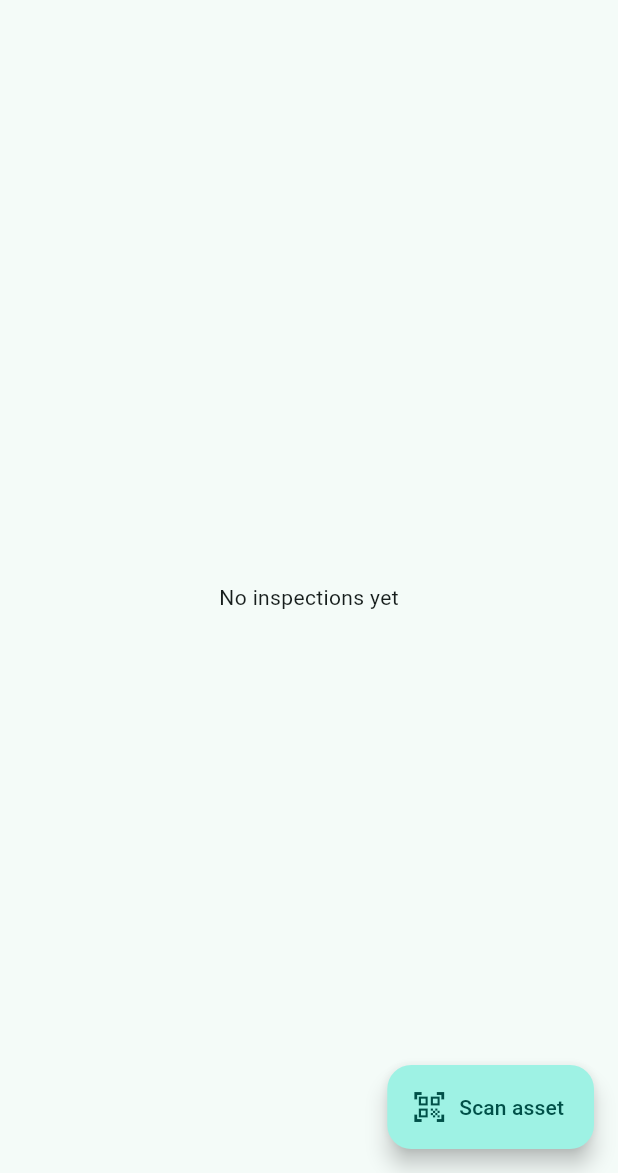
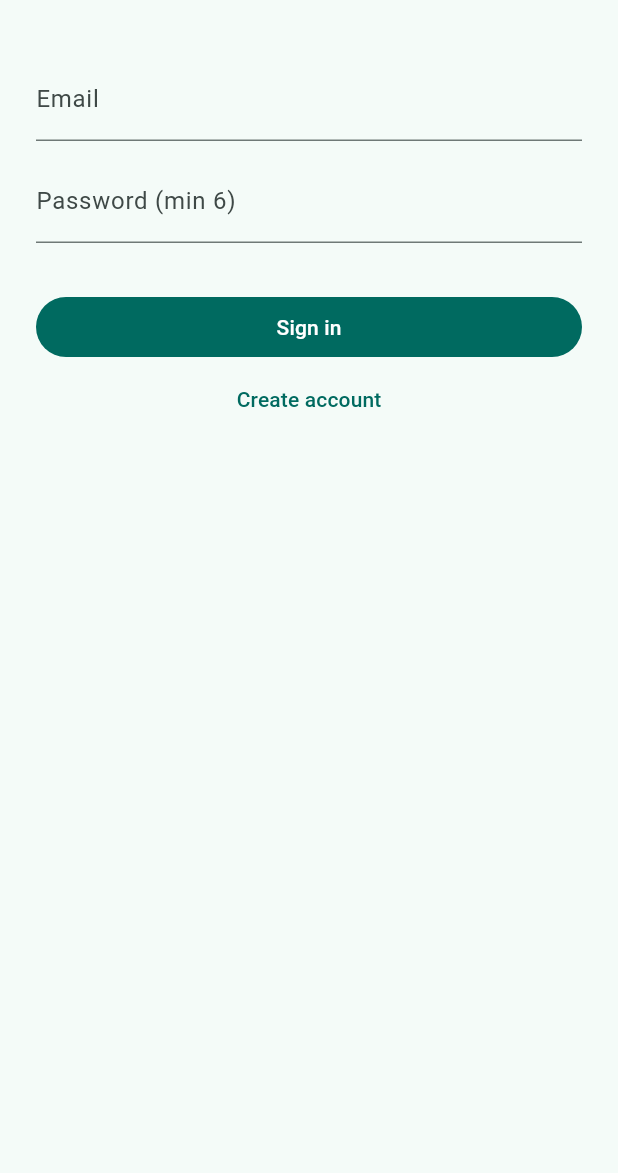
Before and after one commit to abir739/fieldpilot, a Flutter app: the screen it shows after launch, on a phone screen of 412 x 824 dp, the part 63-1236 px from its top. Run offline on Flutter 3.47's test engine with Material 3 defaults, Android fonts, the phone set to English and light mode, and no system bars; our stand-ins replace drift, drift_flutter, flutter_riverpod, image_picker, supabase_flutter; missing offline and left inert: mobile_scanner; accounts and stored records are empty; generated files the repository leaves out were written again.

Commit message:
feat: email login with Supabase Auth and auth gate

```diff
--- /dev/null
+++ b/lib/data/remote/auth_repository.dart
@@ -0,0 +1,34 @@
+import 'package:flutter_riverpod/flutter_riverpod.dart';
+import 'package:supabase_flutter/supabase_flutter.dart';
+
+/// Sign in, sign up and sign out with email + password (Supabase Auth).
+/// The session is saved on the phone, so after one login the app works offline.
+class AuthRepository {
+  AuthRepository(this._auth);
+
+  final GoTrueClient _auth;
+
+  Future<void> signIn(String email, String password) =>
+      _auth.signInWithPassword(email: email, password: password);
+
+  /// Creates an account. Returns false when Supabase is waiting for the user
+  /// to click the link in a confirmation email (no session yet).
+  Future<bool> signUp(String email, String password) async {
+    final response = await _auth.signUp(email: email, password: password);
+    return response.session != null;
+  }
+
+  Future<void> signOut() => _auth.signOut();
+
+  /// true when someone is signed in. Emits again on every login / logout.
+  Stream<bool> watchSignedIn() =>
+      _auth.onAuthStateChange.map((state) => state.session != null);
+}
+
+final authRepositoryProvider = Provider<AuthRepository>(
+  (ref) => AuthRepository(Supabase.instance.client.auth),
+);
+
+final isSignedInProvider = StreamProvider<bool>(
+  (ref) => ref.watch(authRepositoryProvider).watchSignedIn(),
+);
--- /dev/null
+++ b/lib/features/auth/auth_gate.dart
@@ -0,0 +1,22 @@
+import 'package:flutter/material.dart';
+import 'package:flutter_riverpod/flutter_riverpod.dart';
+
+import '../../data/remote/auth_repository.dart';
+import '../home/home_screen.dart';
+import 'login_screen.dart';
+
+/// Shows the login screen until someone is signed in, then the app.
+class AuthGate extends ConsumerWidget {
+  const AuthGate({super.key});
+
+  @override
+  Widget build(BuildContext context, WidgetRef ref) {
+    final signedIn = ref.watch(isSignedInProvider);
+
+    return signedIn.when(
+      loading: () => const Scaffold(body: Center(child: CircularProgressIndicator())),
+      error: (error, _) => Scaffold(body: Center(child: Text('Error: $error'))),
+      data: (yes) => yes ? const HomeScreen() : const LoginScreen(),
+    );
+  }
+}
--- /dev/null
+++ b/lib/features/auth/login_screen.dart
@@ -0,0 +1,89 @@
+import 'package:flutter/material.dart';
+import 'package:flutter_riverpod/flutter_riverpod.dart';
+import 'package:supabase_flutter/supabase_flutter.dart';
+
+import '../../data/remote/auth_repository.dart';
+
+/// Email + password login, with a button to create an account.
+class LoginScreen extends ConsumerStatefulWidget {
+  const LoginScreen({super.key});
+
+  @override
+  ConsumerState<LoginScreen> createState() => _LoginScreenState();
+}
+
+class _LoginScreenState extends ConsumerState<LoginScreen> {
+  final _email = TextEditingController();
+  final _password = TextEditingController();
+  bool _busy = false;
+  String? _error;
+
+  @override
+  void dispose() {
+    _email.dispose();
+    _password.dispose();
+    super.dispose();
+  }
+
+  /// Runs sign in or sign up. On success AuthGate switches to the app by itself.
+  Future<void> _run(Future<void> Function(String, String) action) async {
+    setState(() {
+      _busy = true;
+      _error = null;
+    });
+    try {
+      await action(_email.text.trim(), _password.text);
+    } on AuthException catch (e) {
+      setState(() => _error = e.message);
+    } catch (_) {
+      setState(() => _error = 'No connection. Login needs internet the first time.');
+    } finally {
+      if (mounted) setState(() => _busy = false);
+    }
+  }
+
+  Future<void> _signUp(String email, String password) async {
+    final signedIn = await ref.read(authRepositoryProvider).signUp(email, password);
+    if (!signedIn) {
+      // Not an error, but the user must act: tell them clearly.
+      setState(() => _error = 'Account created. Open the link in your email, then sign in.');
+    }
+  }
+
+  @override
+  Widget build(BuildContext context) {
+    AuthRepository auth() => ref.read(authRepositoryProvider); // only on tap
+
+    return Scaffold(
+      appBar: AppBar(title: const Text('FieldPilot')),
+      body: ListView(
+        padding: const EdgeInsets.all(24),
+        children: [
+          TextField(
+            controller: _email,
+            keyboardType: TextInputType.emailAddress,
+            decoration: const InputDecoration(labelText: 'Email'),
+          ),
+          const SizedBox(height: 12),
+          TextField(
+            controller: _password,
+            obscureText: true,
+            decoration: const InputDecoration(labelText: 'Password (min 6)'),
+          ),
+          const SizedBox(height: 16),
+          if (_error != null)
+            Text(_error!, style: TextStyle(color: Theme.of(context).colorScheme.error)),
+          const SizedBox(height: 16),
+          FilledButton(
+            onPressed: _busy ? null : () => _run(auth().signIn),
+            child: const Text('Sign in'),
+          ),
+          TextButton(
+            onPressed: _busy ? null : () => _run(_signUp),
+            child: const Text('Create account'),
+          ),
+        ],
+      ),
+    );
+  }
+}
--- a/lib/main.dart
+++ b/lib/main.dart
@@ -1,9 +1,14 @@
 import 'package:flutter/material.dart';
 import 'package:flutter_riverpod/flutter_riverpod.dart';
+import 'package:supabase_flutter/supabase_flutter.dart';
 
-import 'features/home/home_screen.dart';
+import 'data/remote/supabase_config.dart';
+import 'features/auth/auth_gate.dart';
 
-void main() {
+Future<void> main() async {
+  WidgetsFlutterBinding.ensureInitialized();
+  // Works offline too: the saved session is loaded from the phone.
+  await Supabase.initialize(url: supabaseUrl, publishableKey: supabasePublishableKey);
   runApp(const ProviderScope(child: FieldPilotApp()));
 }
 
@@ -16,7 +21,7 @@ class FieldPilotApp extends StatelessWidget {
       title: 'FieldPilot',
       debugShowCheckedModeBanner: false,
       theme: ThemeData(colorSchemeSeed: Colors.teal),
-      home: const HomeScreen(),
+      home: const AuthGate(),
     );
   }
 }
--- a/pubspec.yaml
+++ b/pubspec.yaml
@@ -42,6 +42,7 @@ dependencies:
   image_picker: ^1.2.4
   path_provider: ^2.1.6
   path: ^1.9.1
+  supabase_flutter: ^2.18.3
 
 dev_dependencies:
   flutter_test:
```
Also changed, not shown: lib/data/remote/supabase_config.dart (added, +7 -0 lines), lib/features/home/home_screen.dart (+11 -1 lines), pubspec.lock, 1 other file.
